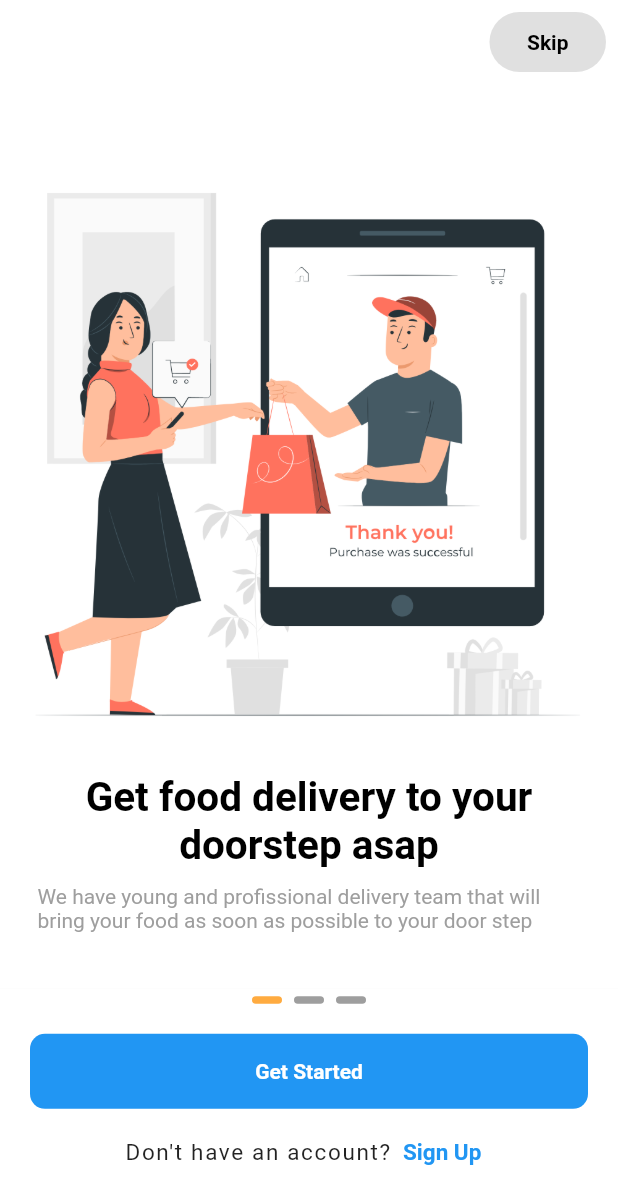
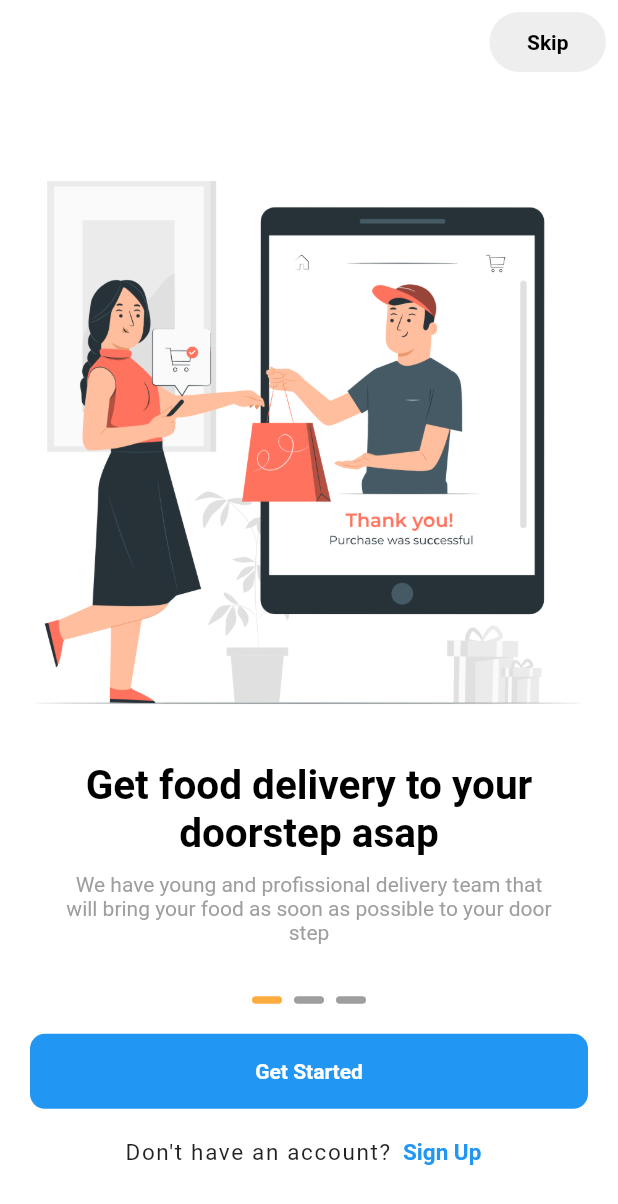
Before and after one commit to MoRashad/algoriza_task1, a Flutter app: the screen it shows after launch, on a phone screen of 412 x 824 dp. Shown: the top 1204 px of the screen. Run offline on Flutter 3.47's test engine with Material 2 defaults, Android fonts, the phone set to English and light mode, and no system bars; drawn by our look-alikes of smooth_page_indicator.

Commit message:
on board page

```diff
--- a/lib/onboard/build_page.dart
+++ b/lib/onboard/build_page.dart
@@ -37,9 +37,10 @@ class BuildPage extends StatelessWidget {
           ),
           const SizedBox(height: 10),
           Container(
-            padding: const EdgeInsets.symmetric(horizontal: 25),
+            padding: const EdgeInsets.symmetric(horizontal: 40),
             child: Text(
               subTitle,
+              textAlign: TextAlign.center,
               style: const TextStyle(
                 color: Colors.grey,
               ),
--- a/lib/onboard/onboard.dart
+++ b/lib/onboard/onboard.dart
@@ -33,7 +33,7 @@ class _OnboardingPageState extends State<OnboardingPage> {
               child: Container(
                 padding: const EdgeInsets.symmetric(horizontal: 25),
                 decoration: BoxDecoration(
-                  color: Colors.grey[300],
+                  color: Colors.grey[200],
                   borderRadius: BorderRadius.circular(20),
                 ),
                 child: const Center(
```
